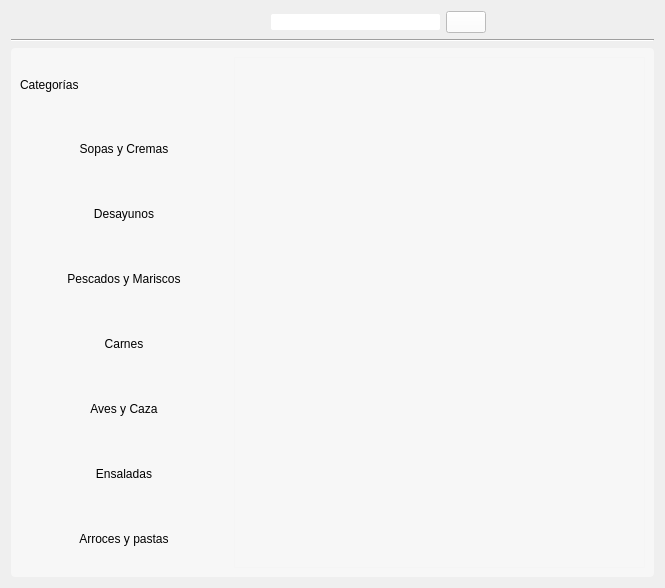
Old version of the form recipewidget.ui in the repository jesusgp22/Icemart.
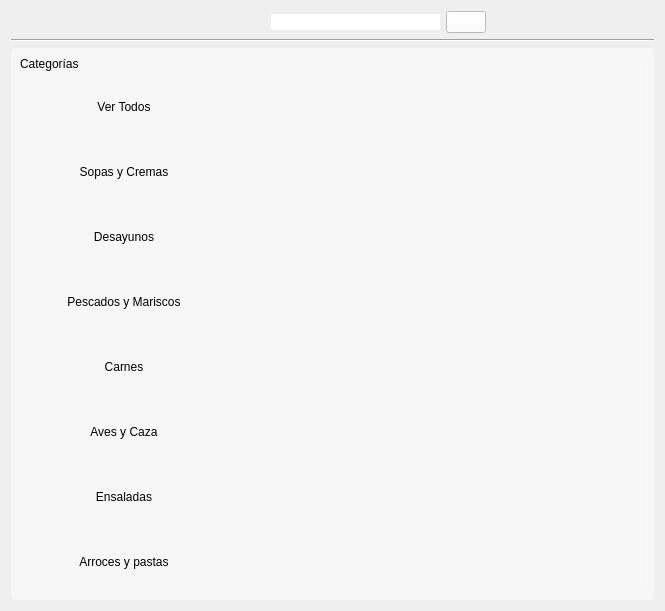
New version of the form. Icons and pictures are not drawn.

```diff
--- a/recipewidget.ui
+++ b/recipewidget.ui
@@ -161,7 +161,36 @@
           </widget>
          </item>
          <item>
-          <widget class="QToolButton" name="toolButton">
+          <widget class="QToolButton" name="allIcon">
+           <property name="minimumSize">
+            <size>
+             <width>208</width>
+             <height>59</height>
+            </size>
+           </property>
+           <property name="text">
+            <string>Ver Todos</string>
+           </property>
+           <property name="icon">
+            <iconset resource="res.qrc">
+             <normaloff>:/res/allicon.png</normaloff>:/res/allicon.png</iconset>
+           </property>
+           <property name="iconSize">
+            <size>
+             <width>64</width>
+             <height>64</height>
+            </size>
+           </property>
+           <property name="toolButtonStyle">
+            <enum>Qt::ToolButtonTextBesideIcon</enum>
+           </property>
+           <property name="autoRaise">
+            <bool>true</bool>
+           </property>
+          </widget>
+         </item>
+         <item>
+          <widget class="QToolButton" name="soupButton">
            <property name="minimumSize">
             <size>
              <width>208</width>
```
Left out of the diff: 24 changed lines with no effect on the pictures.
